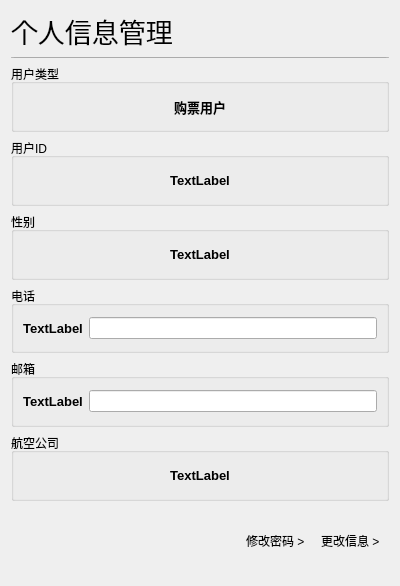
Before: the Qt Designer form mainwidgetminepart.ui in Jinyuan-S/AirSystem, drawn with Qt 5.
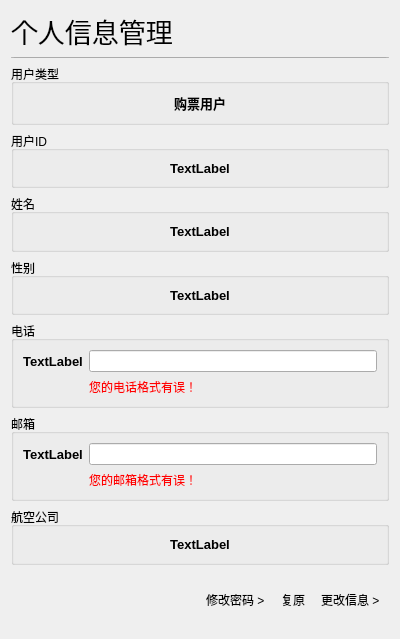
After: the same form once the commit is applied. Custom widgets are drawn as their Qt base class.

```diff
--- a/mainwidgetminepart.ui
+++ b/mainwidgetminepart.ui
@@ -7,7 +7,7 @@
     <x>0</x>
     <y>0</y>
     <width>400</width>
-    <height>586</height>
+    <height>639</height>
    </rect>
   </property>
   <property name="windowTitle">
@@ -101,6 +101,32 @@
      </layout>
     </widget>
    </item>
+   <item>
+    <widget class="QGroupBox" name="groupBox_2">
+     <property name="title">
+      <string>姓名</string>
+     </property>
+     <layout class="QHBoxLayout" name="horizontalLayout_2">
+      <item>
+       <widget class="QLabel" name="label_name_2">
+        <property name="font">
+         <font>
+          <pointsize>10</pointsize>
+          <weight>75</weight>
+          <bold>true</bold>
+         </font>
+        </property>
+        <property name="text">
+         <string>TextLabel</string>
+        </property>
+        <property name="alignment">
+         <set>Qt::AlignCenter</set>
+        </property>
+       </widget>
+      </item>
+     </layout>
+    </widget>
+   </item>
    <item>
     <widget class="QGroupBox" name="groupBox_gender_2">
      <property name="title">
@@ -132,33 +158,85 @@
    </item>
    <item>
     <widget class="QGroupBox" name="groupBox_tele_2">
+     <property name="font">
+      <font>
+       <pointsize>9</pointsize>
+      </font>
+     </property>
      <property name="title">
       <string>电话</string>
      </property>
-     <layout class="QHBoxLayout" name="horizontalLayout">
-      <item>
-       <widget class="QLabel" name="label_tele_2">
-        <property name="font">
-         <font>
-          <pointsize>10</pointsize>
-          <weight>75</weight>
-          <bold>true</bold>
-         </font>
-        </property>
-        <property name="text">
-         <string>TextLabel</string>
-        </property>
-        <property name="alignment">
-         <set>Qt::AlignCenter</set>
-        </property>
-        <property name="margin">
-         <number>5</number>
-        </property>
-       </widget>
-      </item>
-      <item>
+     <layout class="QGridLayout" name="gridLayout">
+      <item row="0" column="1">
        <widget class="QLineEdit" name="lineEdit_tele_2"/>
       </item>
+      <item row="0" column="0">
+       <widget class="QLabel" name="label_tele_2">
+        <property name="font">
+         <font>
+          <pointsize>10</pointsize>
+          <weight>75</weight>
+          <bold>true</bold>
+         </font>
+        </property>
+        <property name="text">
+         <string>TextLabel</string>
+        </property>
+        <property name="alignment">
+         <set>Qt::AlignCenter</set>
+        </property>
+        <property name="margin">
+         <number>5</number>
+        </property>
+       </widget>
+      </item>
+      <item row="1" column="1">
+       <widget class="QLabel" name="label_error_tele_2">
+        <property name="palette">
+         <palette>
+          <active>
+           <colorrole role="WindowText">
+            <brush brushstyle="SolidPattern">
+             <color alpha="255">
+              <red>255</red>
+              <green>0</green>
+              <blue>0</blue>
+             </color>
+            </brush>
+           </colorrole>
+          </active>
+          <inactive>
+           <colorrole role="WindowText">
+            <brush brushstyle="SolidPattern">
+             <color alpha="255">
+              <red>255</red>
+              <green>0</green>
+              <blue>0</blue>
+             </color>
+            </brush>
+           </colorrole>
+          </inactive>
+          <disabled>
+           <colorrole role="WindowText">
+            <brush brushstyle="SolidPattern">
+             <color alpha="255">
+              <red>120</red>
+              <green>120</green>
+              <blue>120</blue>
+             </color>
+            </brush>
+           </colorrole>
+          </disabled>
+         </palette>
+        </property>
+        <property name="text">
+         <string>您的电话格式有误！</string>
+        </property>
+        <property name="alignment">
+         <set>Qt::AlignLeading|Qt::AlignLeft|Qt::AlignVCenter</set>
+        </property>
+       </widget>
+      </item>
      </layout>
     </widget>
    </item>
@@ -167,8 +245,8 @@
      <property name="title">
       <string>邮箱</string>
      </property>
-     <layout class="QHBoxLayout" name="horizontalLayout_8">
-      <item>
+     <layout class="QGridLayout" name="gridLayout_2">
+      <item row="0" column="0">
        <widget class="QLabel" name="label_email_2">
         <property name="font">
          <font>
@@ -188,9 +266,56 @@
         </property>
        </widget>
       </item>
-      <item>
+      <item row="0" column="1">
        <widget class="QLineEdit" name="lineEdit_email_2"/>
       </item>
+      <item row="1" column="1">
+       <widget class="QLabel" name="label_error_email_2">
+        <property name="palette">
+         <palette>
+          <active>
+           <colorrole role="WindowText">
+            <brush brushstyle="SolidPattern">
+             <color alpha="255">
+              <red>255</red>
+              <green>0</green>
+              <blue>0</blue>
+             </color>
+            </brush>
+           </colorrole>
+          </active>
+          <inactive>
+           <colorrole role="WindowText">
+            <brush brushstyle="SolidPattern">
+             <color alpha="255">
+              <red>255</red>
+              <green>0</green>
+              <blue>0</blue>
+             </color>
+            </brush>
+           </colorrole>
+          </inactive>
+          <disabled>
+           <colorrole role="WindowText">
+            <brush brushstyle="SolidPattern">
+             <color alpha="255">
+              <red>120</red>
+              <green>120</green>
+              <blue>120</blue>
+             </color>
+            </brush>
+           </colorrole>
+          </disabled>
+         </palette>
+        </property>
+        <property name="text">
+         <string>您的邮箱格式有误！</string>
+        </property>
+        <property name="alignment">
+         <set>Qt::AlignLeading|Qt::AlignLeft|Qt::AlignVCenter</set>
+        </property>
+       </widget>
+      </item>
      </layout>
     </widget>
    </item>
@@ -259,6 +384,29 @@
         </property>
        </spacer>
       </item>
+      <item>
+       <widget class="ClickableLabel" name="label_replace">
+        <property name="text">
+         <string>复原</string>
+        </property>
+       </widget>
+      </item>
+      <item>
+       <spacer name="horizontalSpacer">
+        <property name="orientation">
+         <enum>Qt::Horizontal</enum>
+        </property>
+        <property name="sizeType">
+         <enum>QSizePolicy::Fixed</enum>
+        </property>
+        <property name="sizeHint" stdset="0">
+         <size>
+          <width>10</width>
+          <height>20</height>
+         </size>
+        </property>
+       </spacer>
+      </item>
       <item>
        <widget class="ClickableLabel" name="label_changeInfo_2">
         <property name="text">
```
